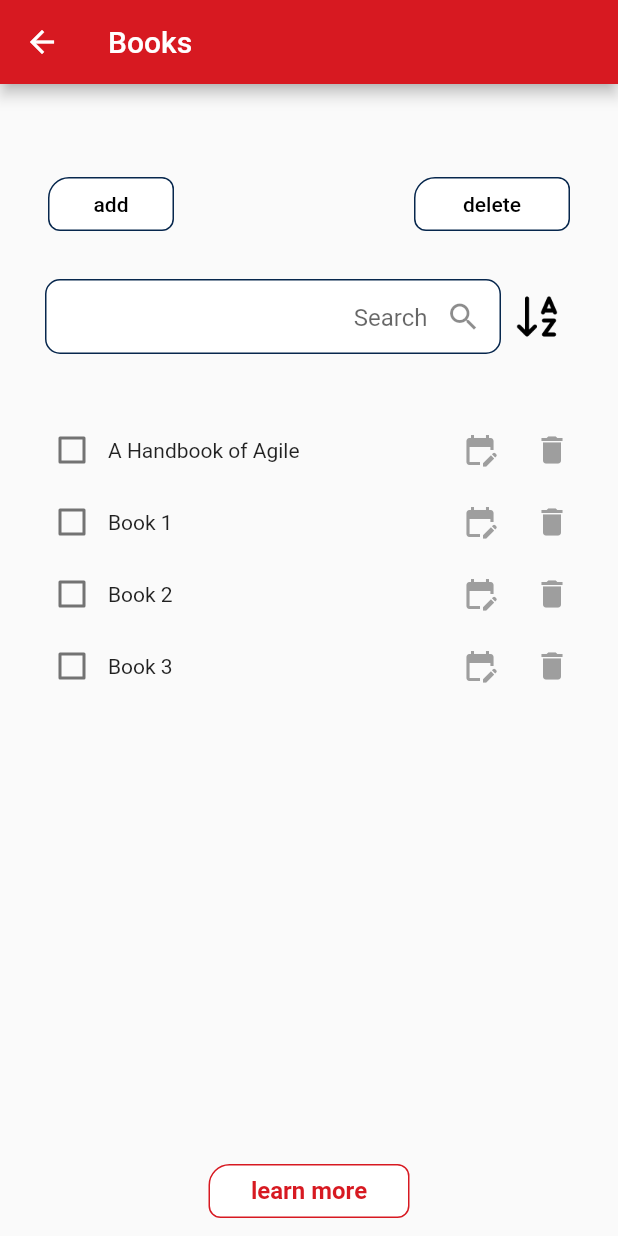
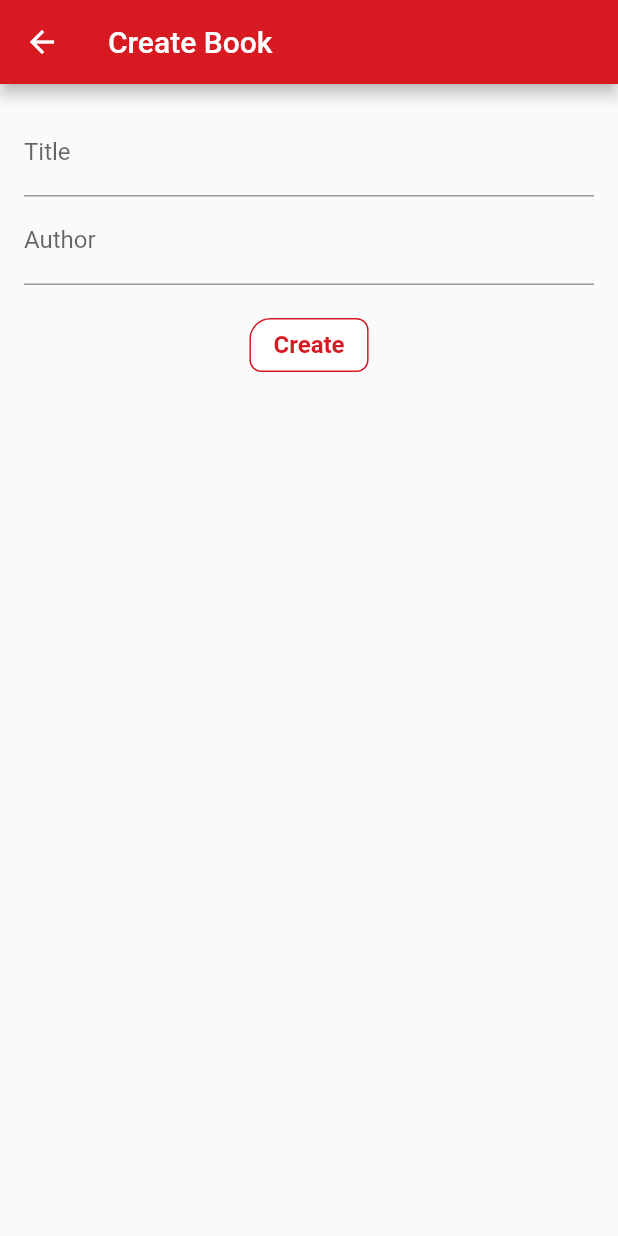
Before and after one commit to winwinartiii/mobile_books, a Flutter app: the screen it shows after launch, after a tap on "add", on a phone screen of 412 x 824 dp. Run offline on Flutter 3.47's test engine with Material 2 defaults, Android fonts, the phone set to English and light mode, and no system bars; our stand-ins replace flutter_datetime_picker; network calls fail.

Commit message:
app release
app release

```diff
--- /dev/null
+++ b/lib/model/books_model.dart
@@ -0,0 +1,7 @@
+class Book {
+  final String id;
+  final String title;
+  final String author;
+
+  Book({required this.id, required this.title, required this.author});
+}
--- /dev/null
+++ b/lib/screens/create_books_screen.dart
@@ -0,0 +1,86 @@
+import 'package:flutter/material.dart';
+import '../model/books_model.dart';
+import '../value/colour.dart';
+
+class CreateBookScreen extends StatefulWidget {
+  @override
+  _CreateBookScreenState createState() => _CreateBookScreenState();
+}
+
+class _CreateBookScreenState extends State<CreateBookScreen> {
+  late TextEditingController _titleController;
+  late TextEditingController _authorController;
+
+  @override
+  void initState() {
+    super.initState();
+    _titleController = TextEditingController();
+    _authorController = TextEditingController();
+  }
+
+  @override
+  void dispose() {
+    _titleController.dispose();
+    _authorController.dispose();
+    super.dispose();
+  }
+
+  void _createBook() {
+    final newBook = Book(
+      id: DateTime.now().toString(),
+      title: _titleController.text,
+      author: _authorController.text,
+    );
+    Navigator.pop(context, newBook);
+  }
+
+  @override
+  Widget build(BuildContext context) {
+    return Scaffold(
+      appBar: AppBar(
+        title: Text('Create Book'),
+        backgroundColor: ColorPallete.asiaQuest_red,
+      ),
+      body: Padding(
+        padding: EdgeInsets.all(16.0),
+        child: Column(
+          children: [
+            TextField(
+              controller: _titleController,
+              decoration: InputDecoration(labelText: 'Title'),
+            ),
+            TextField(
+              controller: _authorController,
+              decoration: InputDecoration(labelText: 'Author'),
+            ),
+            SizedBox(height: 16.0),
+            ElevatedButton(
+              style: ButtonStyle(
+                  // shadowColor:  MaterialStateProperty.all<Color>(ColorPallete.colorPrimary),
+                  elevation: MaterialStateProperty.all(0),
+                  foregroundColor:
+                      MaterialStateProperty.all<Color>(Colors.white),
+                  backgroundColor:
+                      MaterialStateProperty.all<Color>(ColorPallete.white),
+                  shape: MaterialStateProperty.all<RoundedRectangleBorder>(
+                      RoundedRectangleBorder(
+                          borderRadius: const BorderRadius.only(
+                              topLeft: Radius.circular(14),
+                              topRight: Radius.circular(8),
+                              bottomLeft: Radius.circular(8),
+                              bottomRight: Radius.circular(8)),
+                          side:
+                              BorderSide(color: ColorPallete.asiaQuest_red)))),
+              onPressed: _createBook,
+              child: Text('Create',
+                  style: TextStyle(
+                      fontSize: 16,
+                      fontWeight: FontWeight.w600,
+                      color: ColorPallete.asiaQuest_red)),
+            ),
+          ],
+        ),
+      ),
+    );
+  }
+}
--- a/lib/screens/home_screen.dart
+++ b/lib/screens/home_screen.dart
@@ -1,8 +1,10 @@
-import 'package:flutter/cupertino.dart';
 import 'package:flutter/material.dart';
 import 'package:mobile_books/value/colour.dart';
 import '../components/my_components.dart';
+import '../model/books_model.dart';
 import 'books_screen.dart';
+import 'books_update_screen.dart';
+import 'create_books_screen.dart';
 
 class HomeScreen extends StatefulWidget {
   const HomeScreen({super.key});
@@ -14,56 +16,25 @@ class HomeScreen extends StatefulWidget {
 class _HomeScreenState extends State<HomeScreen> {
   bool _isChecked = false;
   int addDelIndex = 0;
-  final List<String> _data = [
-    "A Handbook of Agile",
-    "Book 1",
-    "Book 2",
-    "Book 3",
+
+  List<Book> _filteredBooks = [];
+  final List<Book> _books = [
+    Book(id: '1', title: 'Book 1', author: 'Author 1'),
+    Book(id: '2', title: 'Book 2', author: 'Author 2'),
+    Book(id: '3', title: 'Book 3', author: 'Author 3'),
   ];
 
-  List<String> _filteredData = [];
+  String _filterTitle = '';
+  String _filterAuthor = '';
   bool _sortAscending = true;
-  String _filterText = '';
 
 
   @override
   void initState() {
-    _filteredData = _data;
     super.initState();
+    _filteredBooks = _books;
   }
 
-  void _filterSearchResults(String query) {
-    List<String> dummySearchList = [];
-    dummySearchList.addAll(_data);
-    if (query.isNotEmpty) {
-      List<String> dummyListData = [];
-      dummySearchList.forEach((item) {
-        if (item.toLowerCase().contains(query.toLowerCase())) {
-          dummyListData.add(item);
-        }
-      });
-      setState(() {
-        _filteredData.clear();
-        _filteredData.addAll(dummyListData);
-      });
-      return;
-    } else {
-      setState(() {
-        _filteredData.clear();
-        _filteredData.addAll(_data);
-      });
-    }
-  }
-
-  void _sortData() {
-    setState(() {
-      if (_sortAscending) {
-        _filteredData.sort((a, b) => a.compareTo(b));
-      } else {
-        _filteredData.sort((a, b) => b.compareTo(a));
-      }
-    });
-  }
 
 
   @override
@@ -73,24 +44,24 @@ class _HomeScreenState extends State<HomeScreen> {
         title: const Text("Books"),
         backgroundColor: ColorPallete.asiaQuest_red,
       ),
-      body:Column(
+      body: Column(
         children: [
           Container(
             margin: EdgeInsets.only(top: 50, right: 24, left: 24),
-            child:  Row(
+            child: Row(
               mainAxisAlignment: MainAxisAlignment.spaceBetween,
-              children: [
-                addButton(),
-                deleteButton()
-              ],
+              children: [addButton(), deleteButton()],
             ),
           ),
           headerPanel(),
-          SizedBox(height: 40,),
+          SizedBox(
+            height: 40,
+          ),
           Expanded(
             child: ListView.builder(
-              itemCount: _filteredData.length,
+              itemCount: _books.length,
               itemBuilder: (BuildContext context, int index) {
+                final book = _books[index];
                 return Container(
                   margin: EdgeInsets.only(left: 24, right: 20),
                   child: Row(
@@ -106,26 +77,32 @@ class _HomeScreenState extends State<HomeScreen> {
                               });
                             },
                           ),
-                         Text(_filteredData[index]),
+                          Text(book.title),
                         ],
                       ),
                       Row(
                         children: [
                           IconButton(
-                          icon: Icon(Icons.edit_calendar, color: Colors.grey,),
+                            icon: Icon(
+                              Icons.edit_calendar,
+                              color: Colors.grey,
+                            ),
                             onPressed: () {
+                              _navigateToBookDetails(book);
                             },
                           ),
                           IconButton(
-                          icon: Icon(Icons.delete,color: Colors.grey,),
+                            icon: Icon(
+                              Icons.delete,
+                              color: Colors.grey,
+                            ),
                             onPressed: () {
                               addDelIndex = index;
-                            deleteItem(_data[index], "del");
+                              deleteItem(_books[index].title, "del");
                             },
                           ),
                         ],
                       ),
-
                     ],
                   ),
                 );
@@ -160,13 +137,10 @@ class _HomeScreenState extends State<HomeScreen> {
                             bottomRight: Radius.circular(8)),
                         side: BorderSide(color: ColorPallete.blue_dark2)))),
             onPressed: () {
-              Navigator.push(context,
-                  MaterialPageRoute(builder: (context) => const HomeScreen()));
+              _navigateToCreateBook();
             },
             child: const Text("add",
-                style: TextStyle(
-                    fontSize: 14,
-                    color: Colors.black))),
+                style: TextStyle(fontSize: 14, color: Colors.black))),
       ),
     );
   }
@@ -192,13 +166,9 @@ class _HomeScreenState extends State<HomeScreen> {
                             bottomLeft: Radius.circular(8),
                             bottomRight: Radius.circular(8)),
                         side: BorderSide(color: ColorPallete.blue_dark2)))),
-            onPressed: () {
-              deleteItem(_data[0], "del");
-            },
+            onPressed: () {},
             child: const Text("delete",
-                style: TextStyle(
-                    fontSize: 14,
-                    color: Colors.black))),
+                style: TextStyle(fontSize: 14, color: Colors.black))),
       ),
     );
   }
@@ -247,15 +217,16 @@ class _HomeScreenState extends State<HomeScreen> {
         children: [
           Expanded(
               child: MyTextField(
-                  suffixIcon : Icon(Icons.search),
-                  hintText : "Search",
-                  textAlign : TextAlign.right,
-                  backgroundColor : ColorPallete.white,
-                  borderColor : ColorPallete.blue_dark2,
-                  contentPadding : ContentPadding(top : 15, left : 20),
-                  onChanged : (value) {_filterSearchResults(value);}
-              )
-          ),
+                  suffixIcon: Icon(Icons.search),
+                  hintText: "Search",
+                  textAlign: TextAlign.right,
+                  backgroundColor: ColorPallete.white,
+                  borderColor: ColorPallete.blue_dark2,
+                  contentPadding: ContentPadding(top: 15, left: 20),
+                  onChanged: (value) {
+                    _filterTitle = value;
+                    _filteredBooks = _filterAndSortBooks();
+                  })),
           IconButton(
             icon: Image.asset('assets/images/sort.png'),
             onPressed: () {
@@ -264,16 +235,79 @@ class _HomeScreenState extends State<HomeScreen> {
               _sortData();
             },
           ),
-
         ],
       ),
     );
   }
 
-  Future deleteItem(String book,String type) async {
+  Future deleteItem(String book, String type) async {
     setState(() {
-      _data.removeWhere((element) => element == book);
+      _books.removeWhere((element) => element.title == book);
     });
   }
 
+  void _navigateToCreateBook() async {
+    final result = await Navigator.push(
+      context,
+      MaterialPageRoute(
+        builder: (context) => CreateBookScreen(),
+      ),
+    );
+
+    if (result != null && result is Book) {
+      // Add new book
+      setState(() {
+        _books.add(result);
+      });
     }
+  }
+
+  void _navigateToBookDetails(Book book) async {
+    final result = await Navigator.push(
+      context,
+      MaterialPageRoute(
+        builder: (context) => BookDetailsScreen(book: book),
+      ),
+    );
+
+    if (result != null) {
+      if (result is Book) {
+        // Update existing book
+        setState(() {
+          int index = _books.indexWhere((element) => element.id == result.id);
+          if (index >= 0) {
+            _books[index] = result;
+          }
+        });
+      } else if (result is String) {
+        // Delete book
+        setState(() {
+          _books.removeWhere((element) => element.id == result);
+        });
+      }
+    }
+  }
+
+  List<Book> _filterAndSortBooks() {
+    List<Book> filteredBooks = _books.where((book) {
+      final titleMatch =
+      book.title.toLowerCase().contains(_filterTitle.toLowerCase());
+      final authorMatch =
+      book.author.toLowerCase().contains(_filterAuthor.toLowerCase());
+
+      return titleMatch && authorMatch;
+    }).toList();
+
+    return filteredBooks;
+  }
+
+  void _sortData() {
+    setState(() {
+      if (_sortAscending) {
+        _filteredBooks.sort((a, b) => a.title.compareTo(b.title));
+      } else {
+        _filteredBooks.sort((a, b) => b.title.compareTo(a.title));
+      }
+    });
+  }
+}
```
Also changed, not shown: lib/screens/books_update_screen.dart (added, +98 -0 lines), 1 other file. Lines whose indentation alone changed are shown as unchanged.
